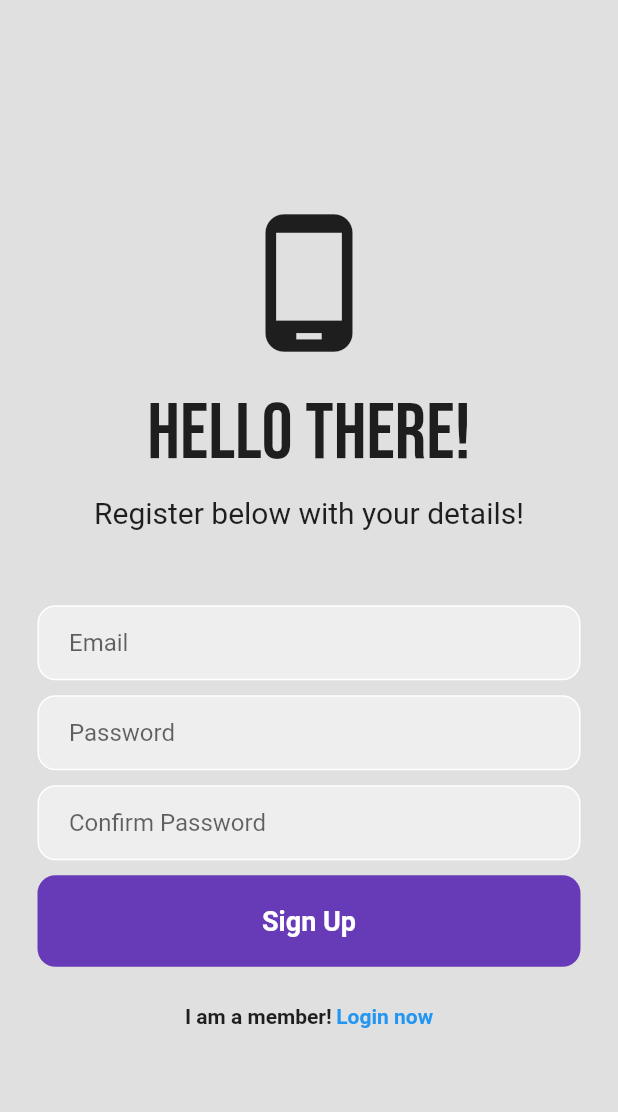
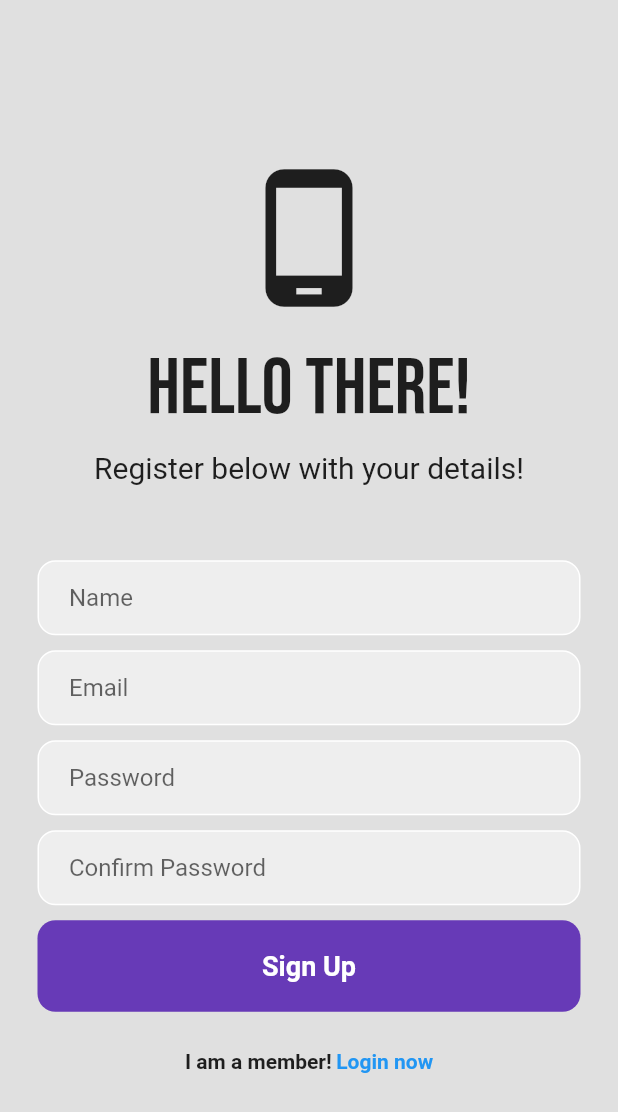
Before and after one commit to Emirlan-Zhanakeev/med_traker, a Flutter app: the RegisterPage screen opened directly with empty values, after a tap on "Sign Up", on a phone screen of 412 x 824 dp. Shown: the top 1112 px of the screen. Run offline on Flutter 3.47's test engine with Material 2 defaults, Android fonts, the phone set to English and light mode, and no system bars; our stand-ins replace cloud_firestore, firebase_auth, firebase_core, google_fonts; accounts and stored records are empty; network calls fail.

Commit message:
autorithation page

```diff
--- a/lib/pages/home_page.dart
+++ b/lib/pages/home_page.dart
@@ -10,6 +10,7 @@ class HomePage extends StatefulWidget {
 }
 
 class _HomePageState extends State<HomePage> {
+
   final user = FirebaseAuth.instance.currentUser!;
 
   @override
@@ -25,7 +26,13 @@ class _HomePageState extends State<HomePage> {
         ],
       ),
       body: Center(
-        child: Text(user.email!),
+        child: Column(
+          mainAxisAlignment: MainAxisAlignment.center,
+          children: [
+            Text(user.uid),
+            Text(user.email!),
+          ],
+        ),
       ),
     );
   }
--- a/lib/pages/register_page.dart
+++ b/lib/pages/register_page.dart
@@ -1,3 +1,4 @@
+import 'package:cloud_firestore/cloud_firestore.dart';
 import 'package:firebase_auth/firebase_auth.dart';
 import 'package:flutter/material.dart';
 import 'package:google_fonts/google_fonts.dart';
@@ -12,26 +13,49 @@ class RegisterPage extends StatefulWidget {
 }
 
 class _RegisterPageState extends State<RegisterPage> {
+
+
   ///controllers
   final _emailController = TextEditingController();
   final _passwordController = TextEditingController();
   final _confirmPasswordController = TextEditingController();
+  final _firstNameController = TextEditingController();
 
   @override
   void dispose() {
     _emailController.dispose();
     _passwordController.dispose();
     _confirmPasswordController.dispose();
+    _firstNameController.dispose();
     super.dispose();
   }
 
   Future signUp() async {
+    ///creating user
     if (passwordConfirmed()) {
       FirebaseAuth.instance.createUserWithEmailAndPassword(
         email: _emailController.text.trim(),
         password: _passwordController.text.trim(),
       );
+
+      ///add user details
+      addUserDetails(
+        _firstNameController.text.trim(),
+        _emailController.text.trim(),
+        // user.uid.trim(),
+      );
     }
+  }
+
+  ///taking details
+  Future addUserDetails(String firstName, String email, ) async {
+    await FirebaseFirestore.instance.collection('users').add(
+      {
+        'first name': firstName,
+        'email': email,
+        // 'uid': uid,
+      },
+    );
   }
 
   bool passwordConfirmed() {
@@ -72,6 +96,25 @@ class _RegisterPageState extends State<RegisterPage> {
               const SizedBox(
                 height: 50,
               ),
+              Padding(
+                padding: const EdgeInsets.symmetric(horizontal: 25.0),
+                child: Container(
+                  decoration: BoxDecoration(
+                    color: Colors.grey[200],
+                    border: Border.all(color: Colors.white),
+                    borderRadius: BorderRadius.circular(12),
+                  ),
+                  child: Padding(
+                    padding: const EdgeInsets.only(left: 20.0),
+                    child: TextField(
+                      controller: _firstNameController,
+                      decoration: const InputDecoration(
+                          border: InputBorder.none, hintText: 'Name'),
+                    ),
+                  ),
+                ),
+              ),
+              const SizedBox(height: 10),
 
               ///Email TextField
               Padding(
--- a/pubspec.yaml
+++ b/pubspec.yaml
@@ -38,6 +38,8 @@ dependencies:
   google_fonts:
   firebase_auth: ^4.2.5
   firebase_core: ^2.4.1
+  cloud_firestore: ^4.3.1
+
 
 dev_dependencies:
   flutter_test:
```
Also changed, not shown: pubspec.lock, 1 other file.
